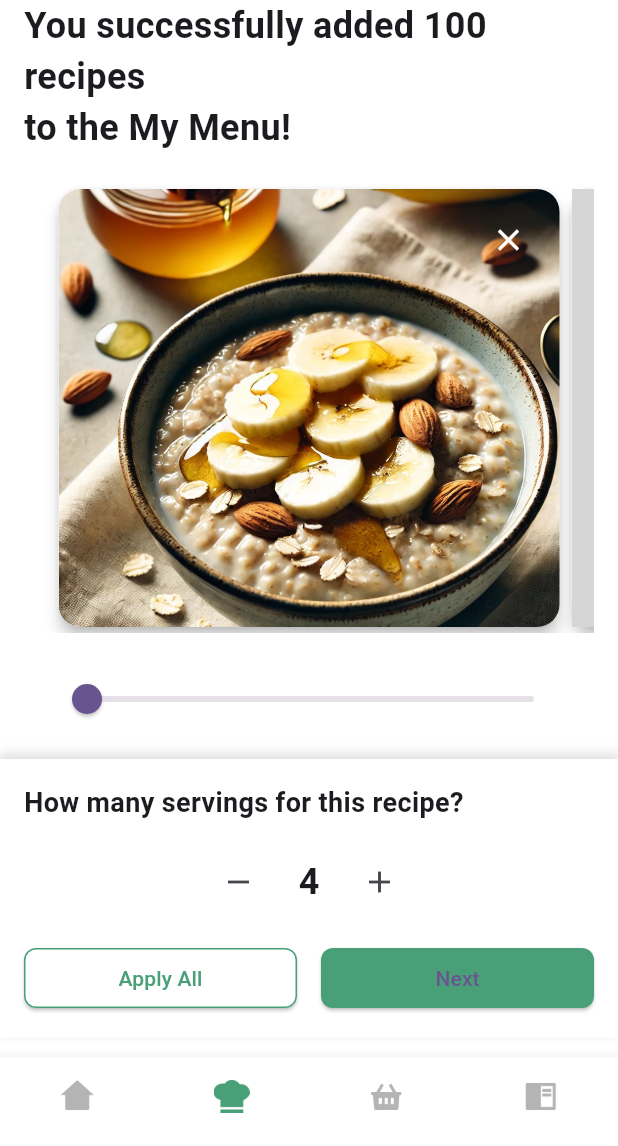
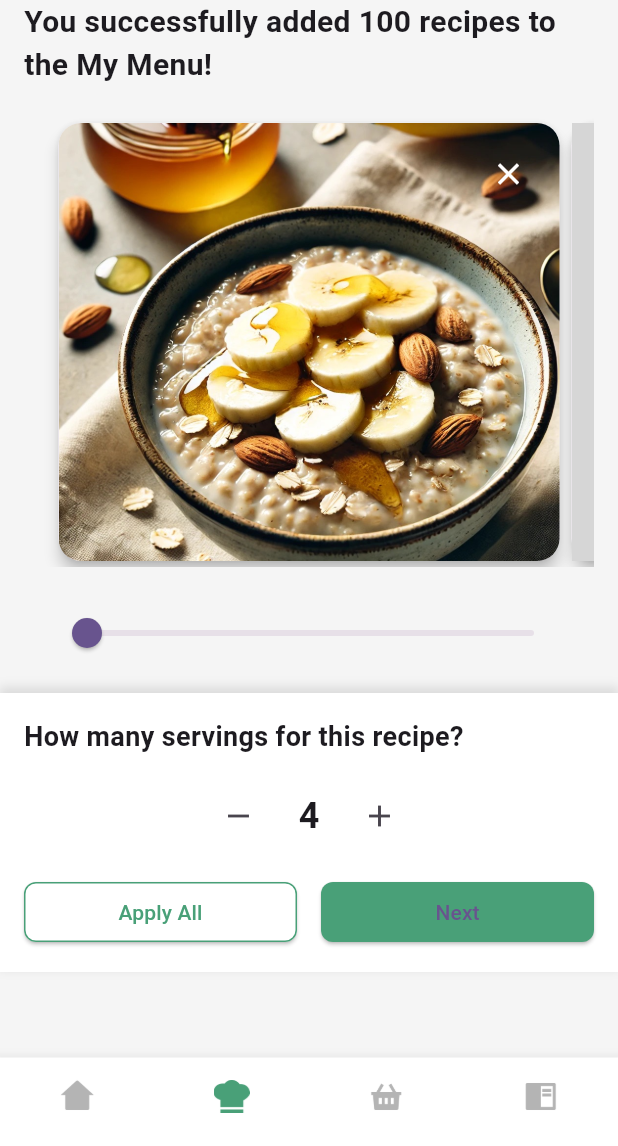
Before and after one commit to aadityayadav17/binarybandits, a Flutter app: the RecipeOverviewScreen screen opened directly, on a phone screen of 412 x 824 dp, the part 90-1236 px from its top. Run offline on Flutter 3.47's test engine with Material 3 defaults, Android fonts, the phone set to English and light mode, and no system bars; our stand-ins replace country_code_picker, dropdown_button2, firebase_core, google_fonts; accounts and stored records are empty; grey boxes are pictures that could not be loaded.

Commit message:
Recipe Overview (7/n) - Font Change

```diff
--- a/lib/screens/recipe_overview_screen.dart
+++ b/lib/screens/recipe_overview_screen.dart
@@ -33,7 +33,7 @@ class _RecipeOverviewScreenState extends State<RecipeOverviewScreen> {
   @override
   Widget build(BuildContext context) {
     return Scaffold(
-      backgroundColor: Colors.white,
+      backgroundColor: const Color.fromRGBO(245, 245, 245, 1),
       appBar: AppBar(
         backgroundColor: const Color.fromRGBO(245, 245, 245, 1),
         elevation: 0,
@@ -66,9 +66,9 @@ class _RecipeOverviewScreenState extends State<RecipeOverviewScreen> {
                       crossAxisAlignment: CrossAxisAlignment.start,
                       children: [
                         Text(
-                          'You successfully added ${_recipes.length} recipes\nto the My Menu!',
+                          'You successfully added ${_recipes.length} recipes to the My Menu!',
                           style: const TextStyle(
-                            fontSize: 24,
+                            fontSize: 20,
                             fontWeight: FontWeight.bold,
                           ),
                         ),
```
